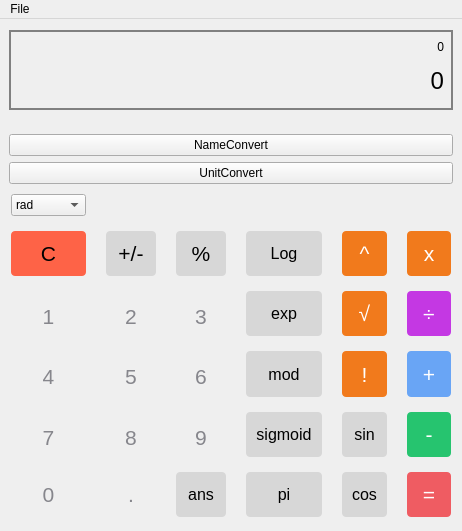
This is mainwindow.ui in talha1230/Hello_World_Calculator as Qt 5 draws it before an edit. The edited form follows.
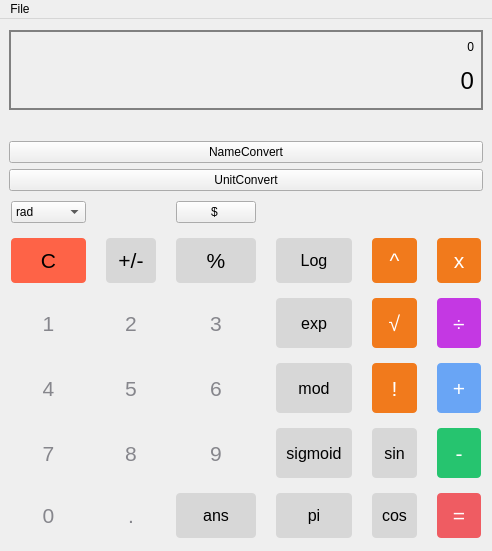
This is the edited form.

Patch:
```diff
--- a/mainwindow.ui
+++ b/mainwindow.ui
@@ -9,8 +9,8 @@
    <rect>
     <x>0</x>
     <y>0</y>
-    <width>457</width>
-    <height>531</height>
+    <width>453</width>
+    <height>551</height>
    </rect>
   </property>
   <property name="minimumSize">
@@ -1518,6 +1518,13 @@
         </property>
        </widget>
       </item>
+      <item row="0" column="2">
+       <widget class="QPushButton" name="currencyconvert">
+        <property name="text">
+         <string>$ </string>
+        </property>
+       </widget>
+      </item>
      </layout>
     </item>
    </layout>
@@ -1527,8 +1534,8 @@
     <rect>
      <x>0</x>
      <y>0</y>
-     <width>457</width>
-     <height>21</height>
+     <width>453</width>
+     <height>22</height>
     </rect>
    </property>
    <widget class="QMenu" name="menuFile">
```
